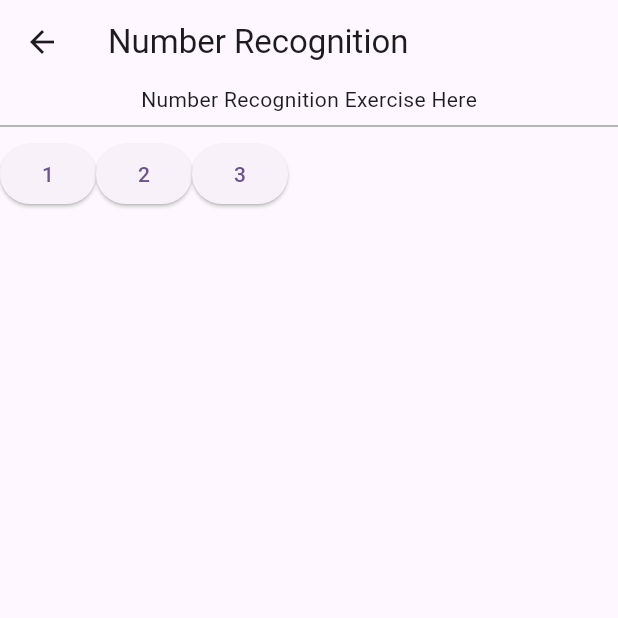
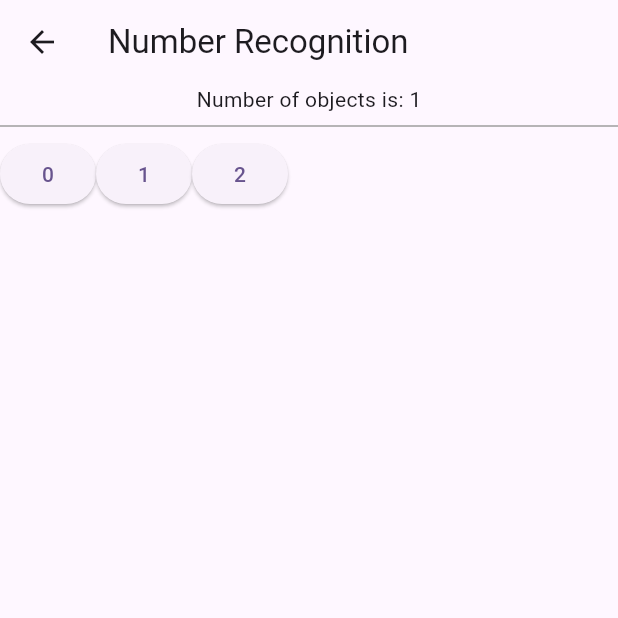
Before and after one commit to igorbasko01/flutter-arithmetic-expression-generator, a Flutter app: the NumberRecognitionPage screen opened directly, on a phone screen of 412 x 824 dp, the top half of it. Run offline on Flutter 3.47's test engine with Material 2 defaults, Android fonts, the phone set to English and light mode, and no system bars; our stand-ins replace flutter_bloc.

Commit message:
draw basic ui for an actual exercise (#2)

```diff
--- a/lib/screens/home/number_recognition_page.dart
+++ b/lib/screens/home/number_recognition_page.dart
@@ -1,5 +1,9 @@
+import 'package:arithmetic_expressions_generator/bloc/number_recognition_bloc.dart';
+import 'package:arithmetic_expressions_generator/bloc/number_recognition_event.dart';
+import 'package:arithmetic_expressions_generator/bloc/number_recognition_state.dart';
 import 'package:flutter/cupertino.dart';
 import 'package:flutter/material.dart';
+import 'package:flutter_bloc/flutter_bloc.dart';
 
 class NumberRecognitionPage extends StatefulWidget {
   const NumberRecognitionPage({Key? key}) : super(key: key);
@@ -13,30 +17,42 @@ class _NumberRecognitionPageState extends State<NumberRecognitionPage> {
   Widget build(BuildContext context) {
     return Scaffold(
       appBar: AppBar(title: const Text('Number Recognition')),
-      body: Center(
-        child: Column(
-          children: [
-            const Text('Number Recognition Exercise Here'),
-            const Divider(color: Colors.grey, thickness: 1),
-            Row(
-              children: [
-                ElevatedButton(
-                  onPressed: () {},
-                  child: const Text('1'),
-                ),
-                ElevatedButton(
-                  onPressed: () {},
-                  child: const Text('2'),
-                ),
-                ElevatedButton(
-                  onPressed: () {},
-                  child: const Text('3'),
-                ),
-              ],
-            ),
-          ],
-        ),
+      body: BlocProvider<NumberRecognitionBloc>(
+        create: (context) => NumberRecognitionBloc(),
+        child: BlocBuilder<NumberRecognitionBloc, NumberRecognitionState>(
+            builder: (blocContext, state) {
+          if (state is InitialNumberRecognitionState) {
+            blocContext
+                .read<NumberRecognitionBloc>()
+                .add(GenerateNewExerciseNumberRecognitionEvent(maxNumber: 10));
+            return _initialView(
+                'Welcome to the Number Recognition!', blocContext);
+          } else if (state is ExerciseNumberRecognitionState) {
+            return _drawExercise(state, blocContext);
+          } else {
+            return Container();
+          }
+        }),
       ),
     );
   }
+
+  Widget _initialView(String text, BuildContext blocContext) {
+    return Column(children: [
+      Text(text),
+    ]);
+  }
+
+  Widget _drawExercise(
+      ExerciseNumberRecognitionState state, BuildContext blocContext) {
+    return Column(children: [
+      Text('Number of objects is: ${state.numberOfObjects.toString()}'),
+      const Divider(color: Colors.grey, thickness: 1),
+      Row(
+          children: state.possibleAnswers
+              .map((e) =>
+                  ElevatedButton(onPressed: () {}, child: Text(e.toString())))
+              .toList()),
+    ]);
+  }
 }
```
